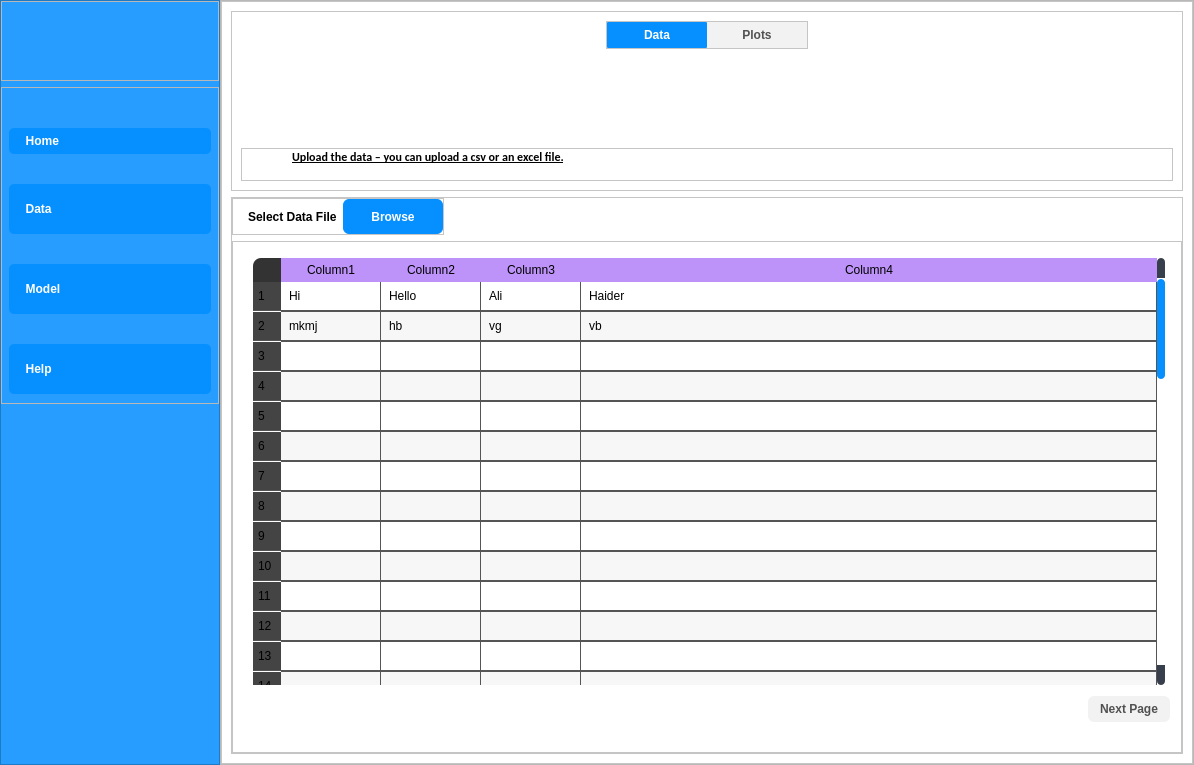
Qt form main.ui (ali7haider/Active-Learning-Platform_PyQT5_Desktop_App) before a commit.
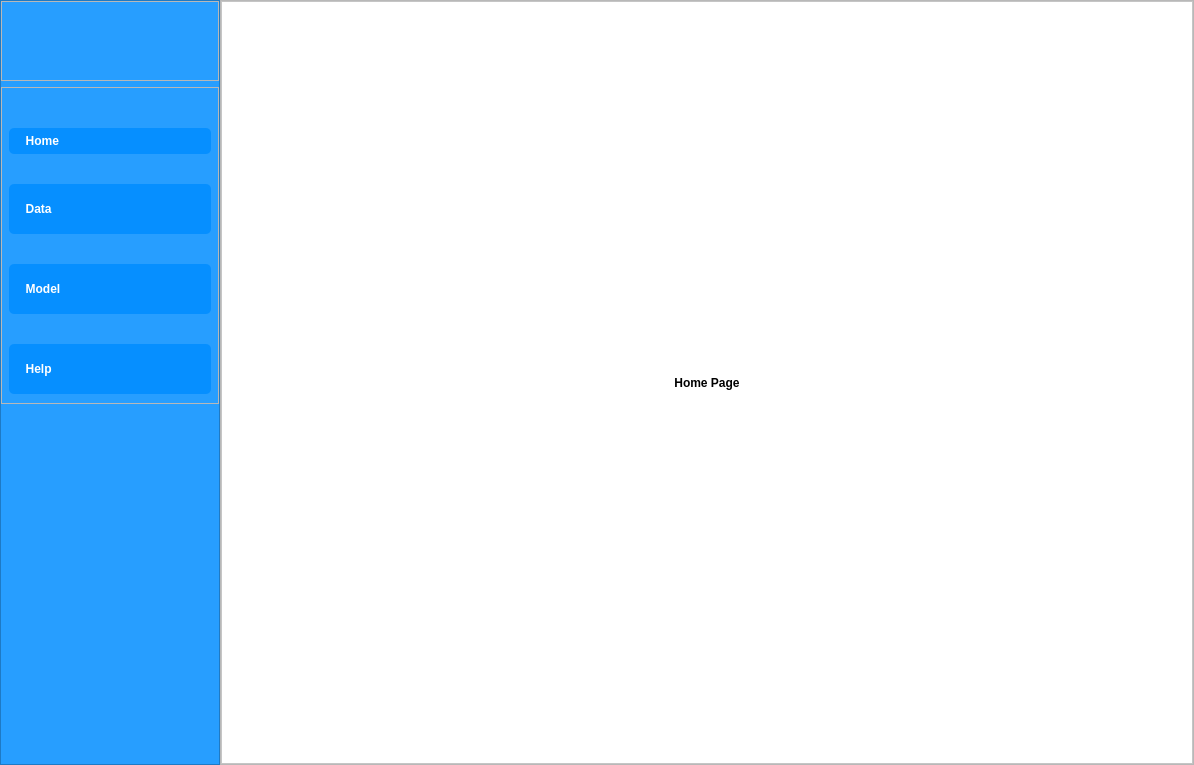
The same form after that commit. Icons and pictures are not drawn.

Commit message: Implement the DataPage with data loading

```diff
--- a/main.ui
+++ b/main.ui
@@ -66,7 +66,7 @@
     color: #FFF;
 }
 QHeaderView::section {
-    background-color: rgb(189, 147, 249);
+    background-color:#068fff;
     max-width: 30px;
     border: 1px solid #BBB;
     border-style: none;
@@ -75,25 +75,30 @@
 }
 QTableWidget::horizontalHeader {    
     background-color: rgb(189, 147, 249);
+    color: #FFF;
+
 }
 QTableWidget QTableCornerButton::section {
     border: none;
-    background-color: #333;
+    background-color: #068fff;
     padding: 3px;
     border-top-left-radius: 8px;
 }
 QHeaderView::section:horizontal {
     border: none;
-    background-color: rgb(189, 147, 249);
+    background-color: #068fff;
     padding: 3px;
+    color: #FFF;
+	font: 75 12pt &quot;Calibri&quot;;
+
 }
 QHeaderView::section:vertical {
     border: none;
-    background-color: #444;
-    padding-left: 5px;
-    padding-right: 5px;
-    border-bottom: 1px solid #555;
-    margin-bottom: 1px;
+    background-color: #fff;
+    padding: 5px;
+    border-bottom: 2px solid #555;
+    border-left-bottom: 2px solid #555;
+
 }
 QScrollBar:horizontal {
     background: #FFF;
@@ -753,6 +758,62 @@
                 </property>
                 <layout class="QVBoxLayout" name="verticalLayout_4">
                  <item>
+                  <widget class="QLabel" name="label_3">
+                   <property name="text">
+                    <string>Home Page</string>
+                   </property>
+                   <property name="alignment">
+                    <set>Qt::AlignCenter</set>
+                   </property>
+                  </widget>
+                 </item>
+                </layout>
+               </widget>
+              </item>
+             </layout>
+            </widget>
+            <widget class="QWidget" name="DataPage">
+             <property name="styleSheet">
+              <string notr="true">QLabel{
+	font:  12pt &quot;Calibri&quot;;
+color:black;
+}</string>
+             </property>
+             <layout class="QVBoxLayout" name="verticalLayout_7">
+              <property name="leftMargin">
+               <number>0</number>
+              </property>
+              <property name="topMargin">
+               <number>0</number>
+              </property>
+              <property name="rightMargin">
+               <number>0</number>
+              </property>
+              <property name="bottomMargin">
+               <number>0</number>
+              </property>
+              <item>
+               <widget class="QFrame" name="frame_3">
+                <property name="frameShape">
+                 <enum>QFrame::StyledPanel</enum>
+                </property>
+                <property name="frameShadow">
+                 <enum>QFrame::Raised</enum>
+                </property>
+                <layout class="QVBoxLayout" name="verticalLayout_6">
+                 <property name="leftMargin">
+                  <number>0</number>
+                 </property>
+                 <property name="topMargin">
+                  <number>0</number>
+                 </property>
+                 <property name="rightMargin">
+                  <number>0</number>
+                 </property>
+                 <property name="bottomMargin">
+                  <number>0</number>
+                 </property>
+                 <item>
                   <widget class="QFrame" name="frame_7">
                    <property name="maximumSize">
                     <size>
@@ -1018,6 +1079,19 @@
                          <property name="text">
                           <string>Browse</string>
                          </property>
+                         <property name="icon">
+                          <iconset resource="resources.qrc">
+                           <normaloff>:/images/images/icons/cil-folder-open.png</normaloff>:/images/images/icons/cil-folder-open.png</iconset>
+                         </property>
+                         <property name="iconSize">
+                          <size>
+                           <width>20</width>
+                           <height>20</height>
+                          </size>
+                         </property>
+                         <property name="shortcut">
+                          <string notr="true"/>
+                         </property>
                         </widget>
                        </item>
                       </layout>
@@ -1059,7 +1133,7 @@
                           <bool>false</bool>
                          </property>
                          <property name="rowCount">
-                          <number>50</number>
+                          <number>10</number>
                          </property>
                          <attribute name="horizontalHeaderCascadingSectionResizes">
                           <bool>false</bool>
@@ -1086,46 +1160,6 @@
                          <row/>
                          <row/>
                          <row/>
-                         <row/>
-                         <row/>
-                         <row/>
-                         <row/>
-                         <row/>
-                         <row/>
-                         <row/>
-                         <row/>
-                         <row/>
-                         <row/>
-                         <row/>
-                         <row/>
-                         <row/>
-                         <row/>
-                         <row/>
-                         <row/>
-                         <row/>
-                         <row/>
-                         <row/>
-                         <row/>
-                         <row/>
-                         <row/>
-                         <row/>
-                         <row/>
-                         <row/>
-                         <row/>
-                         <row/>
-                         <row/>
-                         <row/>
-                         <row/>
-                         <row/>
-                         <row/>
-                         <row/>
-                         <row/>
-                         <row/>
-                         <row/>
-                         <row/>
-                         <row/>
-                         <row/>
-                         <row/>
                          <column>
                           <property name="text">
                            <string>Column1</string>
@@ -1148,42 +1182,22 @@
                          </column>
                          <item row="0" column="0">
                           <property name="text">
-                           <string>Hi</string>
+                           <string>Upload</string>
                           </property>
                          </item>
                          <item row="0" column="1">
                           <property name="text">
-                           <string>Hello</string>
+                           <string>the</string>
                           </property>
                          </item>
                          <item row="0" column="2">
                           <property name="text">
-                           <string>Ali</string>
+                           <string>data by</string>
                           </property>
                          </item>
                          <item row="0" column="3">
                           <property name="text">
-                           <string>Haider</string>
-                          </property>
-                         </item>
-                         <item row="1" column="0">
-                          <property name="text">
-                           <string>mkmj</string>
-                          </property>
-                         </item>
-                         <item row="1" column="1">
-                          <property name="text">
-                           <string>hb</string>
-                          </property>
-                         </item>
-                         <item row="1" column="2">
-                          <property name="text">
-                           <string>vg</string>
-                          </property>
-                         </item>
-                         <item row="1" column="3">
-                          <property name="text">
-                           <string>vb</string>
+                           <string>Browse button</string>
                           </property>
                          </item>
                         </widget>
@@ -1222,57 +1236,6 @@
               </item>
              </layout>
             </widget>
-            <widget class="QWidget" name="DataPage">
-             <layout class="QVBoxLayout" name="verticalLayout_7">
-              <property name="leftMargin">
-               <number>0</number>
-              </property>
-              <property name="topMargin">
-               <number>0</number>
-              </property>
-              <property name="rightMargin">
-               <number>0</number>
-              </property>
-              <property name="bottomMargin">
-               <number>0</number>
-              </property>
-              <item>
-               <widget class="QFrame" name="frame_3">
-                <property name="frameShape">
-                 <enum>QFrame::StyledPanel</enum>
-                </property>
-                <property name="frameShadow">
-                 <enum>QFrame::Raised</enum>
-                </property>
-                <layout class="QVBoxLayout" name="verticalLayout_6">
-                 <item>
-                  <widget class="QLabel" name="label_3">
-                   <property name="font">
-                    <font>
-                     <family>Calibri</family>
-                     <pointsize>20</pointsize>
-                     <weight>9</weight>
-                     <italic>false</italic>
-                     <bold>false</bold>
-                    </font>
-                   </property>
-                   <property name="styleSheet">
-                    <string notr="true">color:black;
-font: 75 20pt &quot;Calibri&quot;;</string>
-                   </property>
-                   <property name="text">
-                    <string>Data Page</string>
-                   </property>
-                   <property name="alignment">
-                    <set>Qt::AlignCenter</set>
-                   </property>
-                  </widget>
-                 </item>
-                </layout>
-               </widget>
-              </item>
-             </layout>
-            </widget>
             <widget class="QWidget" name="modelPage">
              <layout class="QVBoxLayout" name="verticalLayout_9">
               <property name="leftMargin">
```
Left out of the diff: 4 changed lines with no effect on the pictures. The commit also changes 8 other files.
